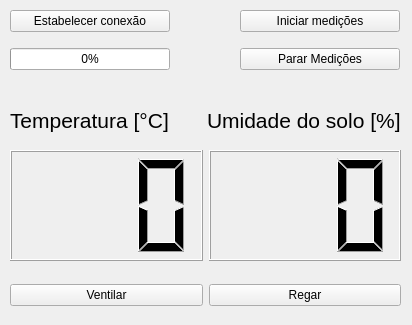
Qt form controle_estufa/ui_controle_estufa5.ui (alpinista06/PyQt) before a commit.
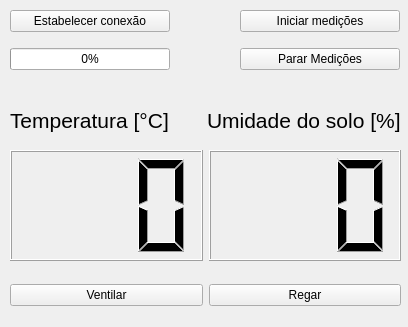
The same form after that commit.

```diff
--- a/controle_estufa/ui_controle_estufa5.ui
+++ b/controle_estufa/ui_controle_estufa5.ui
@@ -6,8 +6,8 @@
    <rect>
     <x>0</x>
     <y>0</y>
-    <width>412</width>
-    <height>325</height>
+    <width>408</width>
+    <height>327</height>
    </rect>
   </property>
   <property name="windowTitle">
```
Left out of the diff: 6 changed lines with no effect on the pictures.
